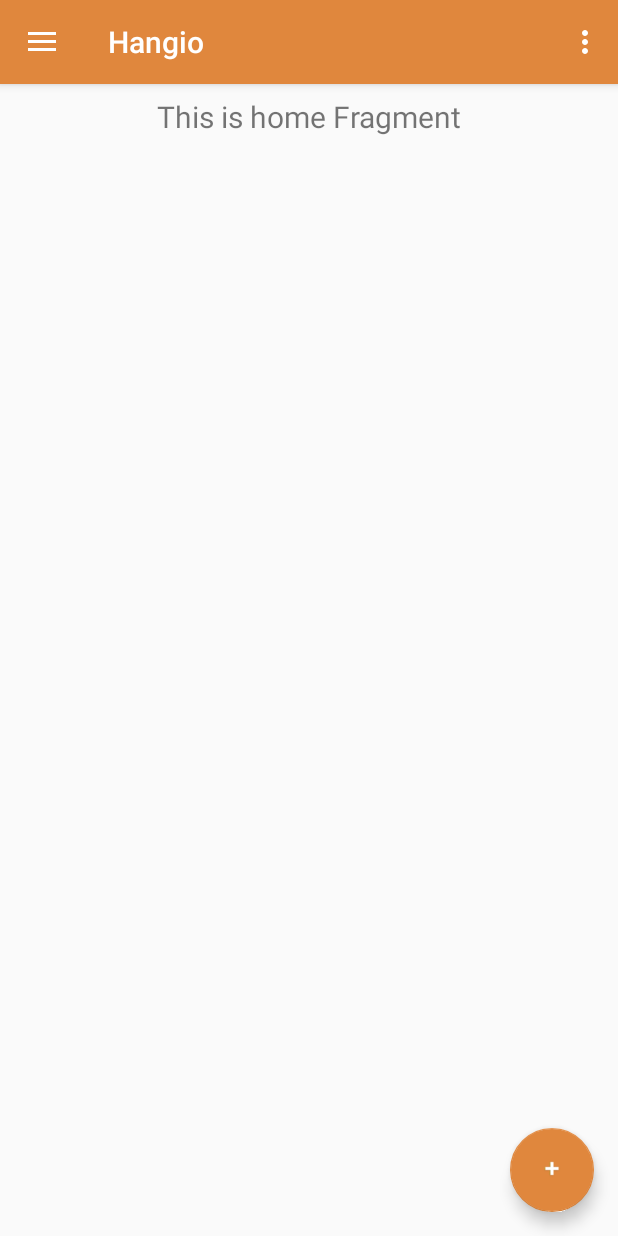
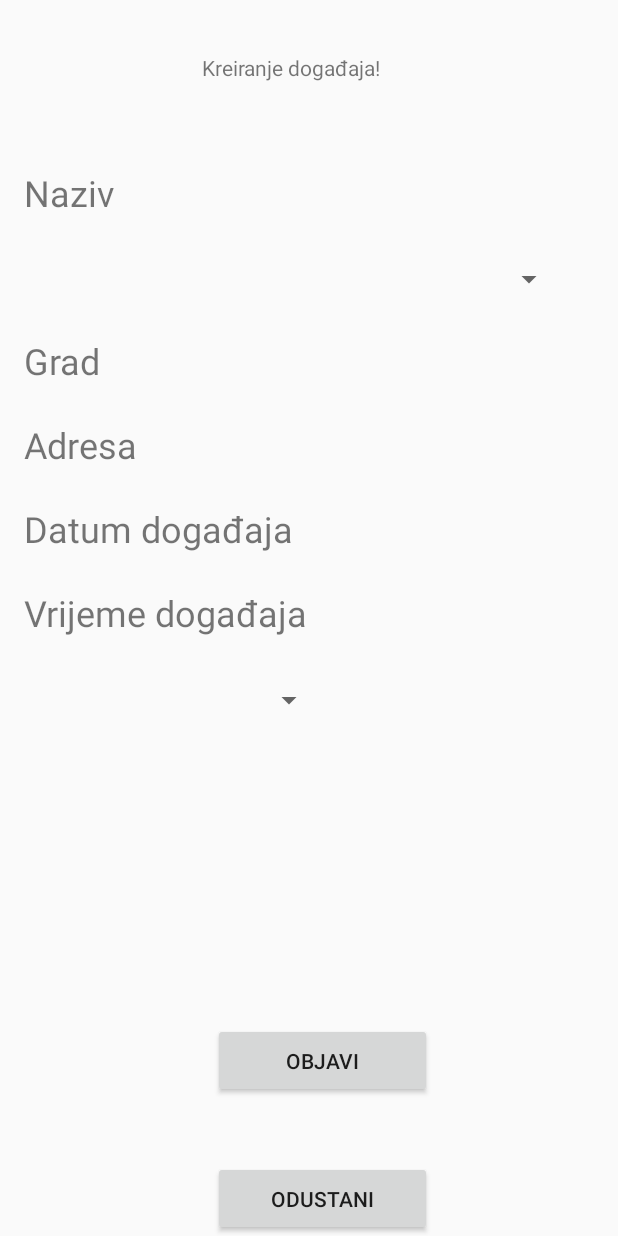
Before and after one commit to AIR-FOI-HR/Hangio, an Android app: the MainActivity screen opened directly, with no data from a screen before it, after a tap on an icon or button, on a phone screen of 412 x 824 dp. Run offline under Robolectric (Android 15) with nearby library versions, the phone set to English and light mode, and no system bars; our stand-ins replace navigation-ui.

Commit message:
kreiran pristup aktivnosti kreiranja događaja

```diff
--- a/Hangio/app/src/main/AndroidManifest.xml
+++ b/Hangio/app/src/main/AndroidManifest.xml
@@ -21,6 +21,7 @@
             </intent-filter>
         </activity>
         <activity android:name=".ForgotPasswordActivity"></activity>
+        <activity android:name=".CreateEvent" />
         <activity android:name=".RegisterActivity" />
     </application>
 
--- /dev/null
+++ b/Hangio/app/src/main/java/com/example/hangio/CreateEvent.kt
@@ -0,0 +1,21 @@
+package com.example.hangio
+
+import android.content.Intent
+import androidx.appcompat.app.AppCompatActivity
+import android.os.Bundle
+import android.os.PersistableBundle
+import android.view.View
+import android.widget.Toast
+import kotlinx.android.synthetic.main.activity_kreiraj_dogadaj.*
+
+class CreateEvent : AppCompatActivity() {
+
+    override fun onCreate(savedInstanceState: Bundle?) {
+        super.onCreate(savedInstanceState)
+        setContentView(R.layout.activity_kreiraj_dogadaj)
+
+        objavi_btn.setOnClickListener{
+            Toast.makeText(this, "Uspješno odabran gumb objavi", Toast.LENGTH_SHORT).show()
+        }
+    }
+}
--- a/Hangio/app/src/main/java/com/example/hangio/KreirajDogadaj.kt
+++ /dev/null
@@ -1,4 +0,0 @@
-package com.example.hangio
-
-class KreirajDogadaj {
-}
--- a/Hangio/app/src/main/java/com/example/hangio/LoginActivity.kt
+++ b/Hangio/app/src/main/java/com/example/hangio/LoginActivity.kt
@@ -11,7 +11,6 @@ class LoginActivity : AppCompatActivity() {
     override fun onCreate(savedInstanceState: Bundle?) {
         super.onCreate(savedInstanceState)
         setContentView(R.layout.activity_login)
-
         prijava_btn.setOnClickListener{
             if(korime_txt.text.toString().equals("admin") && lozinka_txt.text.toString().equals("admin")){
                 var log ="Uspješno ste se prijavili!"
--- a/Hangio/app/src/main/java/com/example/hangio/MainActivity.kt
+++ b/Hangio/app/src/main/java/com/example/hangio/MainActivity.kt
@@ -1,8 +1,8 @@
 package com.example.hangio
 
+import android.content.Intent
 import android.os.Bundle
 import com.google.android.material.floatingactionbutton.FloatingActionButton
-import com.google.android.material.snackbar.Snackbar
 import androidx.navigation.findNavController
 import androidx.navigation.ui.AppBarConfiguration
 import androidx.navigation.ui.navigateUp
@@ -27,6 +27,8 @@ class MainActivity : AppCompatActivity() {
         val fab: FloatingActionButton = findViewById(R.id.fab)
         fab.setOnClickListener {
             //implementirati kreiranje dogadaja Activity
+            val intent=Intent(this, CreateEvent::class.java)
+            startActivity(intent)
         }
         val drawerLayout: DrawerLayout = findViewById(R.id.drawer_layout)
         val navView: NavigationView = findViewById(R.id.nav_view)
@@ -41,6 +43,7 @@ class MainActivity : AppCompatActivity() {
         )
         setupActionBarWithNavController(navController, appBarConfiguration)
         navView.setupWithNavController(navController)
+
     }
 
     override fun onCreateOptionsMenu(menu: Menu): Boolean {
@@ -53,4 +56,5 @@ class MainActivity : AppCompatActivity() {
         val navController = findNavController(R.id.nav_host_fragment)
         return navController.navigateUp(appBarConfiguration) || super.onSupportNavigateUp()
     }
+
 }
--- a/Hangio/app/src/main/res/layout/activity_kreiraj_dogadaj.xml
+++ b/Hangio/app/src/main/res/layout/activity_kreiraj_dogadaj.xml
@@ -5,7 +5,7 @@
     xmlns:app="http://schemas.android.com/apk/res-auto"
     android:layout_width="match_parent"
     android:layout_height="match_parent"
-    tools:context=".KreirajDogadaj">
+    tools:context=".CreateEvent">
 
     <TextView
         android:id="@+id/adresa_txt"
@@ -80,7 +80,7 @@
         app:layout_constraintTop_toBottomOf="@+id/naziv_txt"/>
 
     <Button
-        android:id="@+id/objavi"
+        android:id="@+id/objavi_btn"
         android:layout_width="146dp"
         android:layout_height="50dp"
         android:layout_marginBottom="92dp"
--- a/Hangio/app/src/main/res/layout/app_bar_main.xml
+++ b/Hangio/app/src/main/res/layout/app_bar_main.xml
@@ -28,8 +28,7 @@
         android:layout_height="wrap_content"
         android:layout_gravity="bottom|end"
         android:layout_margin="@dimen/fab_margin"
-        app:srcCompat="@drawable/plus"
         app:backgroundTint="#E0873D"
-        />
+        app:srcCompat="@drawable/plus" />
 
 </androidx.coordinatorlayout.widget.CoordinatorLayout>
```
